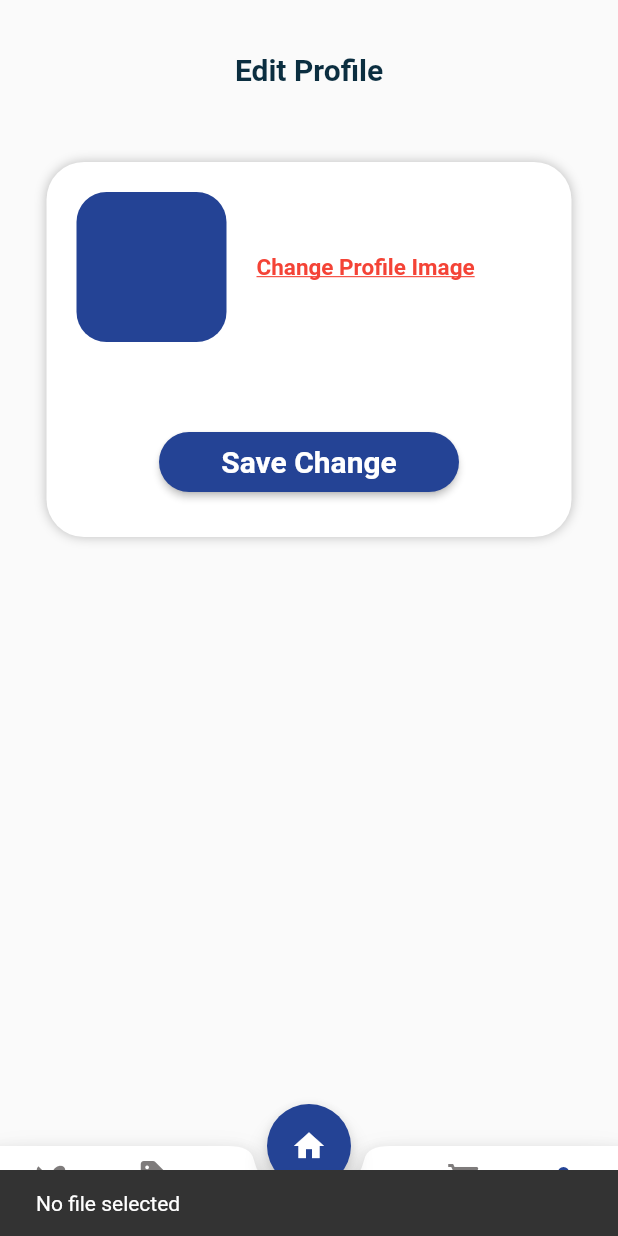
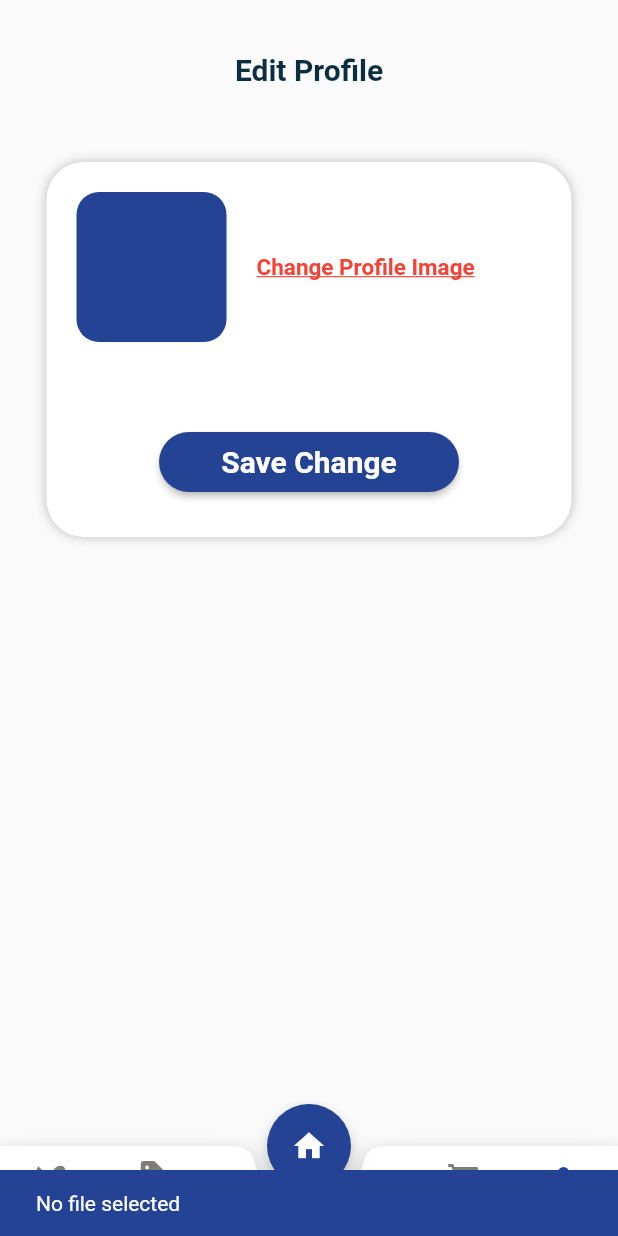
Before and after one commit to ahmadshakir21/Eagle_Food_Ordering_App, a Flutter app: the screen it shows once a user with an empty profile is signed in, scrolled down 172 dp, after a tap on "Profile", after a tap on "Change Profile Image", on a phone screen of 412 x 824 dp. Run offline on Flutter 3.47's test engine with Material 2 defaults, Android fonts, the light colour scheme and no system bars; our stand-ins replace cloud_firestore, file_picker, firebase_auth, firebase_core, firebase_storage, font_awesome_flutter and 2 more; accounts and stored records are empty.

Commit message:
Another commit

```diff
--- a/lib/screens/edit_profile.dart
+++ b/lib/screens/edit_profile.dart
@@ -1,16 +1,66 @@
+import 'dart:io';
+
+import 'package:cloud_firestore/cloud_firestore.dart';
 import 'package:file_picker/file_picker.dart';
+import 'package:firebase_auth/firebase_auth.dart';
+import 'package:firebase_storage/firebase_storage.dart';
 import 'package:flutter/material.dart';
-import 'package:flutter/rendering.dart';
-import 'package:flutter/src/foundation/key.dart';
-import 'package:flutter/src/widgets/framework.dart';
-import 'package:food_ordering_app/services/storage_services.dart';
+import 'package:food_ordering_app/models/user_model.dart';
 
-class EditProfile extends StatelessWidget {
-  const EditProfile({Key? key}) : super(key: key);
+class EditProfile extends StatefulWidget {
+  EditProfile({Key? key}) : super(key: key);
+
+  @override
+  State<EditProfile> createState() => _EditProfileState();
+}
+
+class _EditProfileState extends State<EditProfile> {
+  PlatformFile? pickedFile;
+  UploadTask? uploadTask;
+
+  Future selectFile() async {
+    final result = await FilePicker.platform.pickFiles(
+        allowMultiple: false,
+        type: FileType.custom,
+        allowedExtensions: ['png', 'jpg', 'svg']);
+
+    if (result == null) {
+      ScaffoldMessenger.of(context).showSnackBar(const SnackBar(
+          backgroundColor: Color(0xFF244395),
+          content: Text("No file selected")));
+      return null;
+    }
+
+    setState(() {
+      pickedFile = result.files.first;
+    });
+  }
+
+  Future uploadFile() async {
+    final path = pickedFile!.name;
+    final file = File(pickedFile!.path!);
+
+    final ref = FirebaseStorage.instance.ref().child(path);
+    uploadTask = ref.putFile(file);
+
+    final snapshot = await uploadTask!.whenComplete(() {});
+
+    final urlDownload = await snapshot.ref.getDownloadURL();
+    print(urlDownload);
+
+    FirebaseFirestore firebaseFirestore = FirebaseFirestore.instance;
+    User? user = FirebaseAuth.instance.currentUser;
+    UserModel userModel = UserModel();
+
+    userModel.image = urlDownload;
+    await firebaseFirestore
+        .collection("user")
+        .doc(user?.uid)
+        .update({'image': userModel.image});
+  }
 
   @override
   Widget build(BuildContext context) {
-    final Storage storage = Storage();
     return Scaffold(
         body: Padding(
       padding: const EdgeInsets.all(15),
@@ -50,37 +100,32 @@ class EditProfile extends StatelessWidget {
                         vertical: 20, horizontal: 20),
                     child: Row(
                       children: [
-                        Container(
-                          height: 100,
-                          width: 100,
-                          decoration: BoxDecoration(
-                              color: const Color(0xFF244395),
-                              borderRadius: BorderRadius.circular(20)),
-                        ),
+                        pickedFile != null
+                            ? ClipRRect(
+                                borderRadius: BorderRadius.circular(10),
+                                child: Container(
+                                  height: 100,
+                                  width: 100,
+                                  decoration: BoxDecoration(
+                                      borderRadius: BorderRadius.circular(20)),
+                                  child: Image.file(
+                                    File(pickedFile!.path!),
+                                    fit: BoxFit.cover,
+                                  ),
+                                ),
+                              )
+                            : Container(
+                                height: 100,
+                                width: 100,
+                                decoration: BoxDecoration(
+                                    color: const Color(0xFF244395),
+                                    borderRadius: BorderRadius.circular(15)),
+                              ),
                         const SizedBox(
                           width: 20,
                         ),
                         GestureDetector(
-                          onTap: () async {
-                            final result = await FilePicker.platform.pickFiles(
-                                allowMultiple: false,
-                                type: FileType.custom,
-                                allowedExtensions: ['png', 'jpg', 'svg']);
-
-                            if (result == null) {
-                              ScaffoldMessenger.of(context).showSnackBar(
-                                  const SnackBar(
-                                      content: Text("No file selected")));
-                              return null;
-                            }
-
-                            final path = result.files.single.path;
-                            final fileName = result.files.single.name;
-
-                            storage
-                                .uploadFile(filePath: path, fileName: fileName)
-                                .then((value) => print("Done"));
-                          },
+                          onTap: selectFile,
                           child: const Text(
                             "Change Profile Image",
                             style: TextStyle(
@@ -101,7 +146,7 @@ class EditProfile extends StatelessWidget {
                       width: 200,
                       height: 40,
                       child: ElevatedButton(
-                          onPressed: () {},
+                          onPressed: uploadFile,
                           style: ElevatedButton.styleFrom(
                               primary: const Color(0xFF244395),
                               shape: RoundedRectangleBorder(
--- a/lib/screens/my_bottom_navigation_bar.dart
+++ b/lib/screens/my_bottom_navigation_bar.dart
@@ -19,7 +19,7 @@ class _MyBottomNavigationBarState extends State<MyBottomNavigationBar> {
     const ExporeMenu(),
     const OffersAndDeals(),
     Cart(),
-    const EditProfile()
+    EditProfile()
   ];
 
   final PageStorageBucket bucket = PageStorageBucket();
@@ -143,7 +143,7 @@ class _MyBottomNavigationBarState extends State<MyBottomNavigationBar> {
                       MaterialButton(
                         onPressed: () {
                           setState(() {
-                            currentScreen = const EditProfile();
+                            currentScreen = EditProfile();
                             currentTab = 4;
                           });
                         },
--- a/lib/services/storage_services.dart
+++ /dev/null
@@ -1,17 +0,0 @@
-import 'dart:io';
-
-import 'package:firebase_storage/firebase_storage.dart';
-
-class Storage {
-  final FirebaseStorage storage = FirebaseStorage.instance;
-
-  Future uploadFile({String? filePath, String? fileName}) async {
-    File file = File(filePath!);
-
-    try {
-      await storage.ref(fileName).putFile(file);
-    } on FirebaseException catch (e) {
-      print(e);
-    }
-  }
-}
--- a/lib/src/app.dart
+++ b/lib/src/app.dart
@@ -33,7 +33,7 @@ class MyApp extends StatelessWidget {
         "/myFavorite": (BuildContext context) => MyFavorite(),
         "/writeReview": (BuildContext context) => WriteReview(),
         "/aboutMe": (BuildContext context) => const AboutUs(),
-        "/editProfile": (BuildContext context) => const EditProfile(),
+        "/editProfile": (BuildContext context) => EditProfile(),
         "/singleFoodDetails": (BuildContext context) =>
             const SingleFoodDetails(),
       },
```
Also changed, not shown: pubspec.yaml (+8 -0 lines), assets/images/app logo/Eagle Logo.jpg (added), assets/images/app logo/play_store_512.png (added), pubspec.lock, 29 other files.
